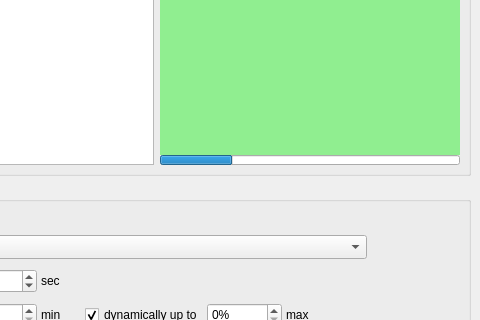
Qt form cuvistaGui/cuvistaGui.ui (RainerMtb/cuvista) before a commit; both pictures show x 168 to 648 and y 187 to 507 of the 648 by 827 pixel window.
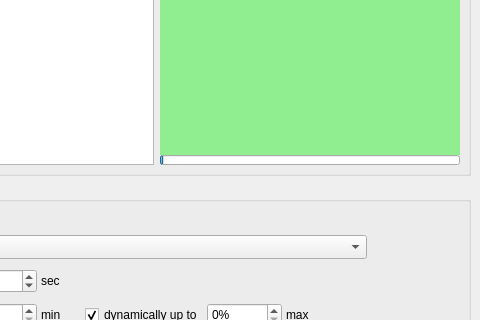
The same form after that commit. Icons and pictures are not drawn. Custom widgets are drawn as their Qt base class.

Diff of the .ui file:
```diff
--- a/cuvistaGui/cuvistaGui.ui
+++ b/cuvistaGui/cuvistaGui.ui
@@ -199,7 +199,7 @@
               </size>
              </property>
              <property name="value">
-              <number>24</number>
+              <number>1</number>
              </property>
              <property name="textVisible">
               <bool>false</bool>
```
Left out of the diff: 2 changed lines with no effect on the pictures.
